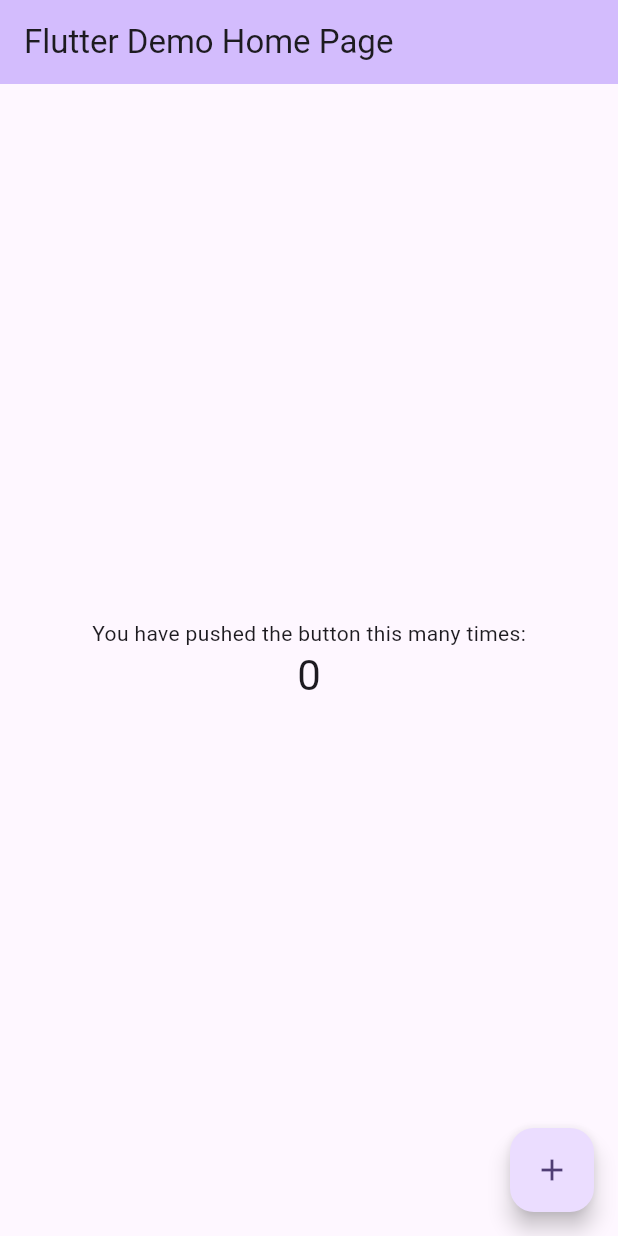
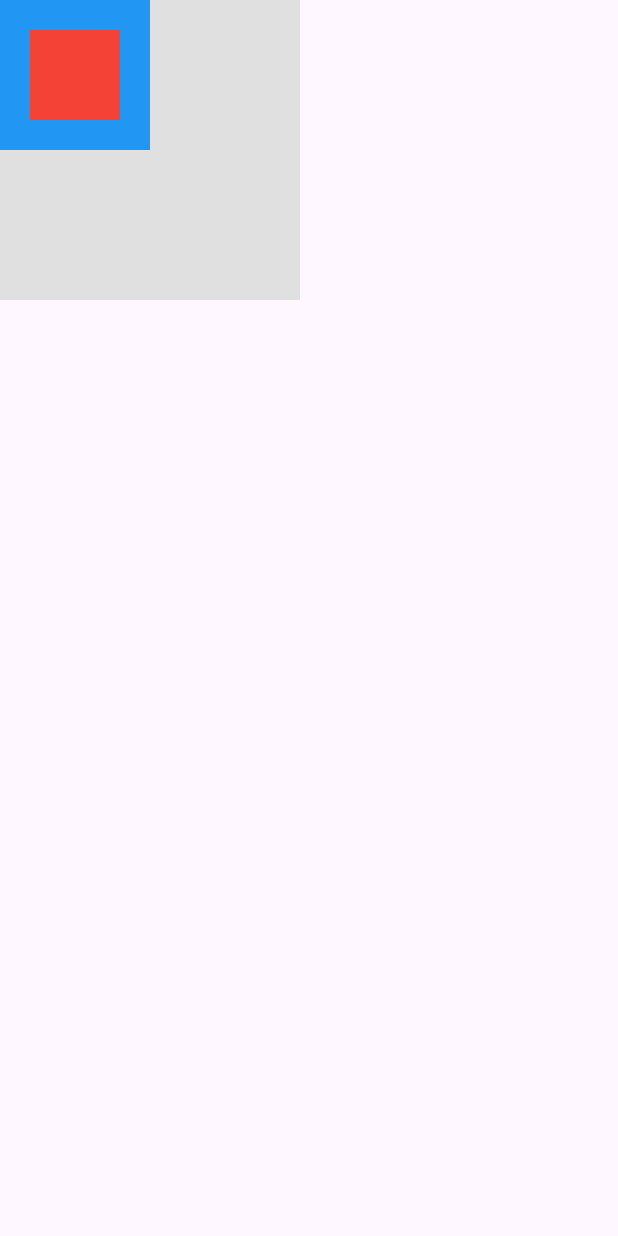
Before and after one commit to codeMAHDI/interview_prep., a Flutter app: the screen it shows after launch, on a phone screen of 412 x 824 dp. Run offline on Flutter 3.47's test engine with Material 3 defaults, Android fonts, the phone set to English and light mode, and no system bars.

```diff
--- a/lib/main.dart
+++ b/lib/main.dart
@@ -1,5 +1,4 @@
 import 'package:flutter/material.dart';
-
 
 void main() {
   runApp(const MyApp());
@@ -10,79 +9,31 @@ class MyApp extends StatelessWidget {
 
   @override
   Widget build(BuildContext context) {
-    return MaterialApp(
-      title: 'Flutter Demo',
-      theme: ThemeData(
-        colorScheme: ColorScheme.fromSeed(seedColor: Colors.deepPurple),
-      ),
-      home: const MyHomePage(title: 'Flutter Demo Home Page'),
-    );
+    return MaterialApp(title: 'Flutter Demo', home: MyHomePage());
   }
 }
 
-class MyHomePage extends StatefulWidget {
-  const MyHomePage({super.key, required this.title});
-
-  final String title;
-
-  @override
-  State<MyHomePage> createState() => _MyHomePageState();
-
-
-}
-
-class _MyHomePageState extends State<MyHomePage> {
-  int _counter = 0;
-
-  @override
-  void initState() {
-    super.initState();
-  }
-  @override
-  void dispose() {
-    super.dispose();
-  }
-  @override
-  void didChangeDependencies() {
-    super.didChangeDependencies();
-  }
-  @override
-  void didUpdateWidget(covariant MyHomePage oldWidget){
-    super.didUpdateWidget(oldWidget);
-  }
-
-
-  void _incrementCounter() {
-    setState(() {
-      _counter++;
-    });
-  }
+class MyHomePage extends StatelessWidget {
+  const MyHomePage({super.key});
 
   @override
   Widget build(BuildContext context) {
     return Scaffold(
-      appBar: AppBar(
-        backgroundColor: Theme.of(context).colorScheme.inversePrimary,
-
-        title: Text(widget.title),
-      ),
-      body: Center(
-        child: Column(
-          mainAxisAlignment: MainAxisAlignment.center,
-          children: <Widget>[
-            const Text('You have pushed the button this many times:'),
-            Text(
-              '$_counter',
-              style: Theme.of(context).textTheme.headlineMedium,
+      body: Container(
+        width: 200,
+        height: 200,
+        color: Colors.grey[300],
+        child: Stack(
+          children: [
+            Container(width: 100, height: 100, color: Colors.blue),
+            Positioned(
+              top: 20,
+              left: 20,
+              child: Container(width: 60, height: 60, color: Colors.red),
             ),
           ],
         ),
       ),
-      floatingActionButton: FloatingActionButton(
-        onPressed: _incrementCounter,
-        tooltip: 'Increment',
-        child: const Icon(Icons.add),
-      ),
     );
   }
 }
```
Also changed, not shown: 1 other file.
